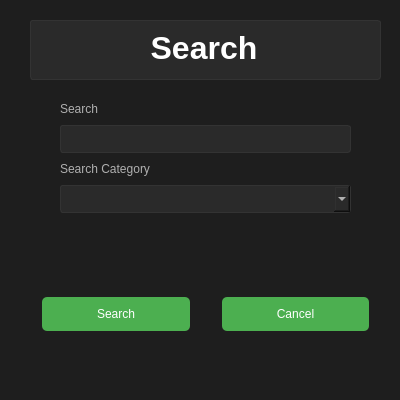
Old version of the form design/search_form.ui in the repository Adrianrguez96/sales_management.
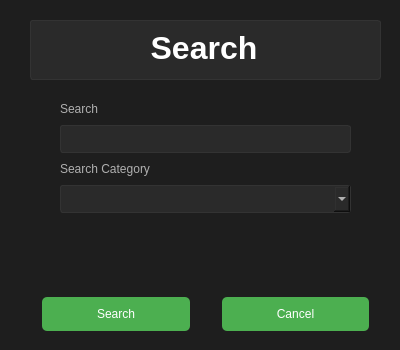
New version of the form.

Commit message: Add search type and searchs options

Patch:
```diff
--- a/design/search_form.ui
+++ b/design/search_form.ui
@@ -7,19 +7,19 @@
     <x>0</x>
     <y>0</y>
     <width>400</width>
-    <height>400</height>
+    <height>350</height>
    </rect>
   </property>
   <property name="minimumSize">
    <size>
     <width>400</width>
-    <height>400</height>
+    <height>350</height>
    </size>
   </property>
   <property name="maximumSize">
    <size>
     <width>400</width>
-    <height>400</height>
+    <height>350</height>
    </size>
   </property>
   <property name="windowTitle">
```
Left out of the diff: 6 changed lines with no effect on the pictures. The commit also changes 4 other files.
